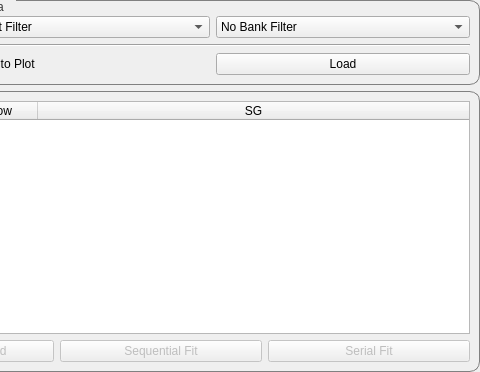
mantidproject/mantid, file qt/python/mantidqtinterfaces/mantidqtinterfaces/Engineering/gui/engineering_diffraction/tabs/fitting/data_handling/data_widget.ui: the form before one commit; both pictures show x 573 to 1053 and y 0 to 372 of the 1053 by 372 pixel window.
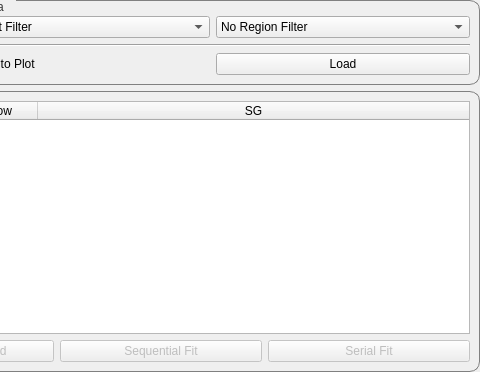
The form after the commit. Custom widgets are drawn as their Qt base class.

Commit message: Rename ComboBox Bank to Region

The edit to the form file:
```diff
--- a/qt/python/mantidqtinterfaces/mantidqtinterfaces/Engineering/gui/engineering_diffraction/tabs/fitting/data_handling/data_widget.ui
+++ b/qt/python/mantidqtinterfaces/mantidqtinterfaces/Engineering/gui/engineering_diffraction/tabs/fitting/data_handling/data_widget.ui
@@ -106,7 +106,7 @@
           </property>
           <item>
            <property name="text">
-            <string>No Bank Filter</string>
+            <string>No Region Filter</string>
            </property>
           </item>
           <item>
```
Left out of the diff: 4 changed lines with no effect on the pictures. The commit also changes 3 other files.
